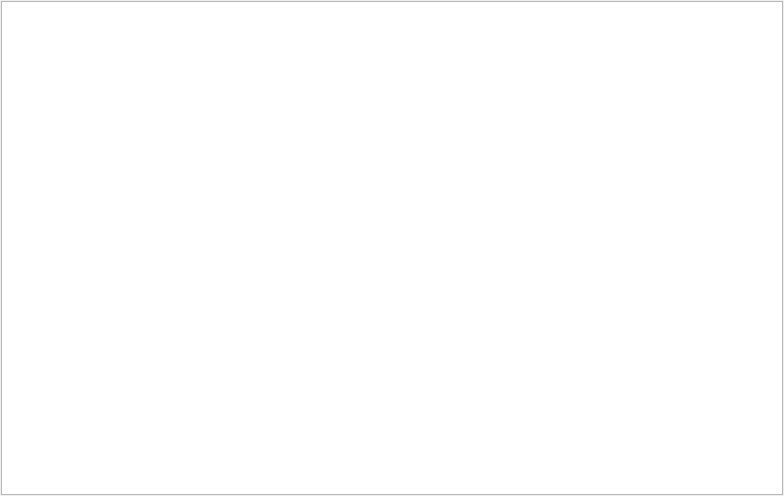
Old version of the form src/plugins/otlozhu/todotab.ui in the repository 0xd34df00d/leechcraft.
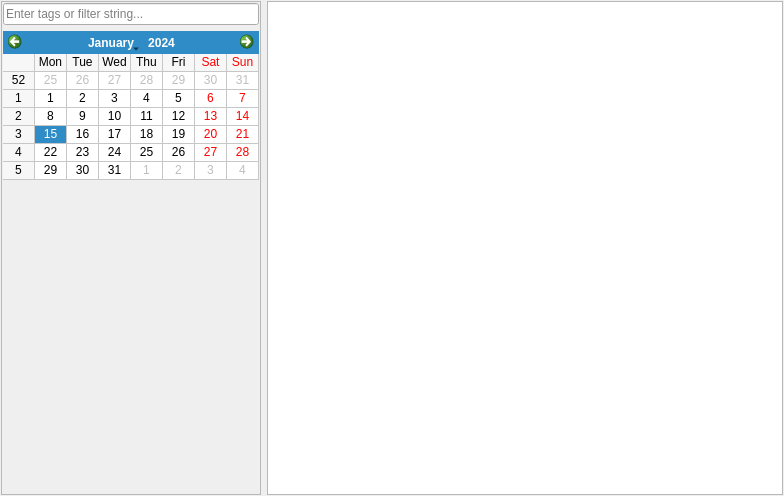
New version of the form.

```diff
--- a/src/plugins/otlozhu/todotab.ui
+++ b/src/plugins/otlozhu/todotab.ui
@@ -13,12 +13,73 @@
   <property name="windowTitle">
    <string/>
   </property>
-  <layout class="QVBoxLayout" name="verticalLayout">
+  <layout class="QHBoxLayout" name="horizontalLayout">
    <property name="margin">
     <number>1</number>
    </property>
    <item>
-    <widget class="QTreeView" name="TodoTree_"/>
+    <widget class="QFrame" name="frame">
+     <property name="frameShape">
+      <enum>QFrame::StyledPanel</enum>
+     </property>
+     <property name="frameShadow">
+      <enum>QFrame::Raised</enum>
+     </property>
+     <layout class="QVBoxLayout" name="verticalLayout">
+      <property name="margin">
+       <number>1</number>
+      </property>
+      <item>
+       <widget class="QLineEdit" name="Filter_">
+        <property name="sizePolicy">
+         <sizepolicy hsizetype="Minimum" vsizetype="Fixed">
+          <horstretch>0</horstretch>
+          <verstretch>0</verstretch>
+         </sizepolicy>
+        </property>
+        <property name="placeholderText">
+         <string>Enter tags or filter string...</string>
+        </property>
+       </widget>
+      </item>
+      <item>
+       <widget class="QCalendarWidget" name="Calendar_">
+        <property name="sizePolicy">
+         <sizepolicy hsizetype="Fixed" vsizetype="Fixed">
+          <horstretch>0</horstretch>
+          <verstretch>0</verstretch>
+         </sizepolicy>
+        </property>
+        <property name="firstDayOfWeek">
+         <enum>Qt::Monday</enum>
+        </property>
+        <property name="gridVisible">
+         <bool>true</bool>
+        </property>
+       </widget>
+      </item>
+      <item>
+       <spacer name="verticalSpacer">
+        <property name="orientation">
+         <enum>Qt::Vertical</enum>
+        </property>
+        <property name="sizeHint" stdset="0">
+         <size>
+          <width>20</width>
+          <height>40</height>
+         </size>
+        </property>
+       </spacer>
+      </item>
+     </layout>
+    </widget>
+   </item>
+   <item>
+    <widget class="QTreeView" name="TodoTree_">
+     <property name="rootIsDecorated">
+      <bool>false</bool>
+     </property>
+    </widget>
    </item>
   </layout>
  </widget>
```
